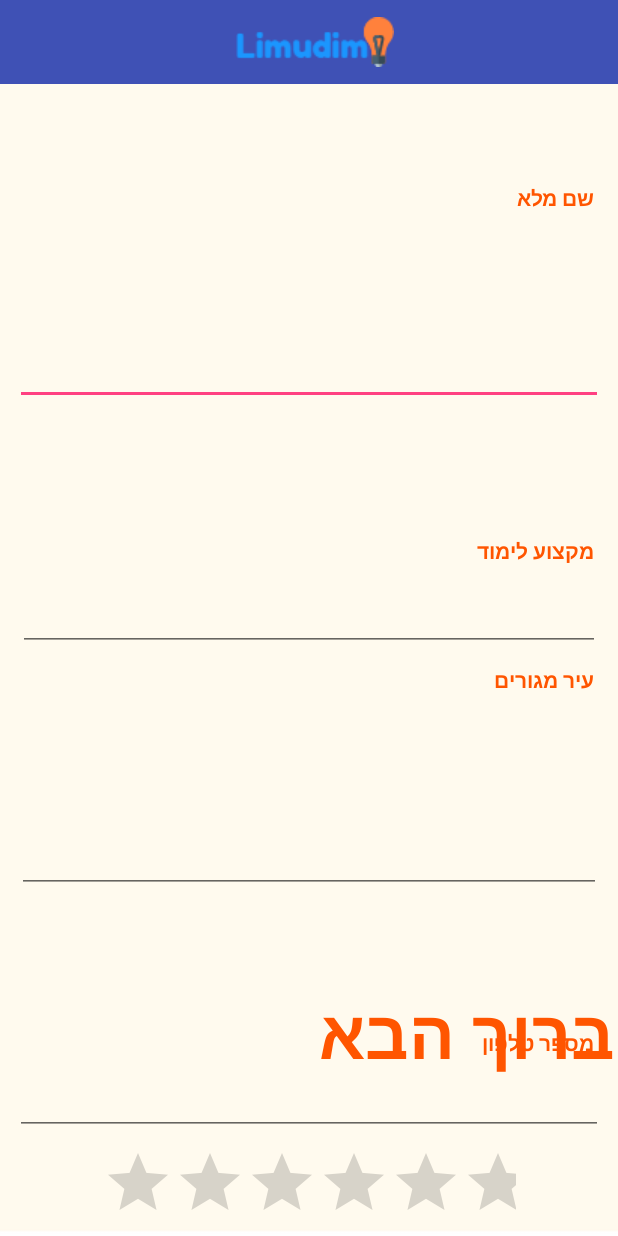
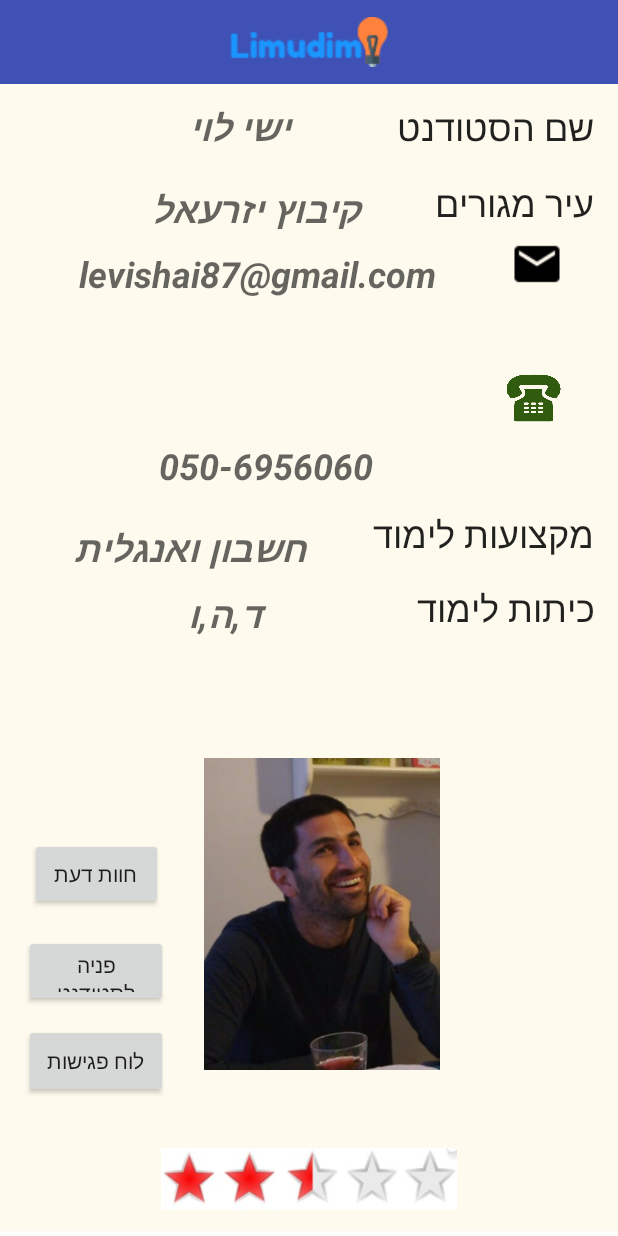
Before and after one commit to kadibibas/Limodim, an Android app: the User screen opened directly, with no data from a screen before it, on a phone screen of 412 x 824 dp. Run offline under Robolectric (Android 15) with nearby library versions, the phone set to English and light mode, and no system bars.

Commit message:
דף פרופיל משתמש

```diff
--- a/app/src/main/java/com/example/kadibibas/limodim/User.java
+++ b/app/src/main/java/com/example/kadibibas/limodim/User.java
@@ -5,6 +5,7 @@ import android.support.v7.app.AppCompatActivity;
 import android.os.Bundle;
 import android.view.Window;
 import android.widget.EditText;
+import android.widget.ImageView;
 import android.widget.TextView;
 
 public class User extends Activity {
@@ -15,6 +16,18 @@ public class User extends Activity {
         requestWindowFeature(Window.FEATURE_NO_TITLE);
         setContentView(R.layout.activity_user);
 
+        ImageView Profilimage=(ImageView) findViewById(R.id.imageView4);
+        Profilimage.setImageResource(R.drawable.ishai);
+
+        ImageView mail=(ImageView) findViewById(R.id.imageView5);
+        mail.setImageResource(R.drawable.ic_email_black_24dp);
+
+        ImageView tel=(ImageView) findViewById(R.id.imageView6);
+        tel.setImageResource(R.drawable.telephone);
+
+        ImageView stars=(ImageView) findViewById(R.id.imageView8);
+        stars.setImageResource(R.drawable.rating2);
+/*
         final EditText etname = (EditText) findViewById(R.id.etname);
         final EditText etphone = (EditText) findViewById(R.id.etphone);
         final EditText etAddress = (EditText) findViewById(R.id.etAddress);
@@ -23,6 +36,7 @@ public class User extends Activity {
         final TextView tvphone = (TextView) findViewById(R.id.tvphone);
         final TextView tvProfession = (TextView) findViewById(R.id.tvProfession);
         final TextView tvAddress = (TextView) findViewById(R.id.tvAddress);
+*/
 
 
     }
--- a/app/src/main/res/layout/activity_user.xml
+++ b/app/src/main/res/layout/activity_user.xml
@@ -5,15 +5,19 @@
     android:layout_width="match_parent"
     android:layout_height="match_parent"
     android:background="@drawable/logo4"
-    tools:context="com.example.kadibibas.limodim.User">
+    tools:context="com.example.kadibibas.limodim.User"
+    tools:layout_editor_absoluteY="25dp"
+    tools:layout_editor_absoluteX="0dp">
 
     <android.support.v7.widget.Toolbar
         android:id="@+id/toolbar"
-        android:layout_width="420dp"
+        android:layout_width="0dp"
         android:layout_height="56dp"
         android:background="?attr/colorPrimary"
         app:popupTheme="@style/AppTheme.PopupOverlay"
         tools:layout_constraintTop_creator="1"
+        tools:layout_constraintRight_creator="1"
+        app:layout_constraintRight_toRightOf="parent"
         tools:layout_constraintLeft_creator="1"
         app:layout_constraintLeft_toLeftOf="parent"
         app:layout_constraintTop_toTopOf="parent">
@@ -31,174 +35,275 @@
         android:id="@+id/tvname"
         android:layout_width="wrap_content"
         android:layout_height="wrap_content"
-        android:text="שם מלא"
-        android:textStyle="bold"
-        android:textColor="#ff5500"
-        tools:layout_constraintTop_creator="1"
-        tools:layout_constraintRight_creator="1"
         android:layout_marginEnd="16dp"
-        app:layout_constraintRight_toRightOf="parent"
-        android:layout_marginTop="122dp"
-        app:layout_constraintTop_toTopOf="parent"
-        android:layout_marginRight="16dp" />
-
-    <EditText
-        android:id="@+id/etname"
-        android:layout_width="0dp"
-        android:layout_height="42dp"
-        android:ems="10"
-        android:inputType="textPersonName"
-        tools:layout_constraintTop_creator="1"
+        android:text="כיתות לימוד"
+        android:textAppearance="@style/TextAppearance.AppCompat.Title"
+        android:textSize="24sp"
         tools:layout_constraintRight_creator="1"
         tools:layout_constraintBottom_creator="1"
-        android:layout_marginStart="10dp"
-        app:layout_constraintBottom_toBottomOf="@+id/tvProfession"
-        android:layout_marginEnd="10dp"
+        app:layout_constraintBottom_toTopOf="@+id/imageView4"
         app:layout_constraintRight_toRightOf="parent"
-        android:layout_marginTop="42dp"
-        tools:layout_constraintLeft_creator="1"
-        android:layout_marginBottom="43dp"
-        app:layout_constraintLeft_toLeftOf="parent"
-        app:layout_constraintTop_toTopOf="@+id/tvname"
-        android:layout_marginLeft="10dp"
-        android:layout_marginRight="10dp" />
-
-    <TextView
-        android:id="@+id/tvProfession"
-        android:layout_width="wrap_content"
-        android:layout_height="wrap_content"
-        android:text="מקצוע לימוד"
-        android:textStyle="bold"
-        android:textColor="#ff5500"
-        tools:layout_constraintBottom_creator="1"
-        tools:layout_constraintRight_creator="1"
-        app:layout_constraintBottom_toTopOf="@+id/etProfession"
-        android:layout_marginEnd="16dp"
-        app:layout_constraintRight_toRightOf="parent"
-        android:layout_marginBottom="13dp"
-        android:layout_marginRight="16dp" />
-
-    <EditText
-        android:id="@+id/etProfession"
-        android:layout_width="0dp"
-        android:layout_height="44dp"
-        android:ems="10"
-        android:inputType="textPersonName"
-        tools:layout_constraintTop_creator="1"
-        tools:layout_constraintRight_creator="1"
-        tools:layout_constraintBottom_creator="1"
-        android:layout_marginStart="12dp"
-        app:layout_constraintBottom_toBottomOf="parent"
-        android:layout_marginEnd="12dp"
-        app:layout_constraintRight_toRightOf="parent"
-        tools:layout_constraintLeft_creator="1"
-        app:layout_constraintLeft_toLeftOf="parent"
-        app:layout_constraintTop_toTopOf="parent"
-        android:layout_marginLeft="12dp"
-        android:layout_marginRight="12dp" />
-
-    <TextView
-        android:id="@+id/tvAddress"
-        android:layout_width="wrap_content"
-        android:layout_height="wrap_content"
-        android:text="עיר מגורים"
-        android:textStyle="bold"
-        android:textColor="#ff5500"
-        tools:layout_constraintTop_creator="1"
-        tools:layout_constraintRight_creator="1"
-        android:layout_marginEnd="16dp"
-        app:layout_constraintRight_toRightOf="parent"
-        android:layout_marginTop="9dp"
-        app:layout_constraintTop_toBottomOf="@+id/etProfession"
-        android:layout_marginRight="16dp" />
-
-    <EditText
-        android:id="@+id/etAddress"
-        android:layout_width="0dp"
-        android:layout_height="45dp"
-        android:ems="10"
-        android:inputType="textPostalAddress"
-        tools:layout_constraintTop_creator="1"
-        tools:layout_constraintRight_creator="1"
-        tools:layout_constraintBottom_creator="1"
-        android:layout_marginStart="11dp"
-        app:layout_constraintBottom_toBottomOf="@+id/etphone"
-        android:layout_marginEnd="11dp"
-        app:layout_constraintRight_toRightOf="parent"
-        android:layout_marginTop="96dp"
-        tools:layout_constraintLeft_creator="1"
-        android:layout_marginBottom="97dp"
-        app:layout_constraintLeft_toLeftOf="parent"
-        app:layout_constraintTop_toTopOf="@+id/etProfession"
-        android:layout_marginLeft="11dp"
-        android:layout_marginRight="11dp" />
-
-    <EditText
-        android:id="@+id/etphone"
-        android:layout_width="0dp"
-        android:layout_height="0dp"
-        android:ems="10"
-        android:inputType="phone"
-        tools:layout_constraintTop_creator="1"
-        tools:layout_constraintRight_creator="1"
-        tools:layout_constraintBottom_creator="1"
-        app:layout_constraintBottom_toTopOf="@+id/ratingBar"
-        android:layout_marginStart="10dp"
-        android:layout_marginEnd="10dp"
-        app:layout_constraintRight_toRightOf="parent"
-        android:layout_marginTop="15dp"
-        app:layout_constraintTop_toBottomOf="@+id/tvphone"
-        tools:layout_constraintLeft_creator="1"
-        android:layout_marginBottom="8dp"
-        app:layout_constraintLeft_toLeftOf="parent"
-        android:layout_marginLeft="10dp"
-        android:layout_marginRight="10dp" />
-
-    <TextView
-        android:id="@+id/tvphone"
-        android:layout_width="wrap_content"
-        android:layout_height="wrap_content"
-        android:text="מספר טלפון"
-        android:textStyle="bold"
-        android:textColor="#ff5500"
-        tools:layout_constraintBottom_creator="1"
-        tools:layout_constraintRight_creator="1"
-        app:layout_constraintBottom_toBottomOf="parent"
-        android:layout_marginEnd="16dp"
-        app:layout_constraintRight_toRightOf="parent"
-        android:layout_marginBottom="119dp"
-        android:layout_marginRight="16dp" />
-
-    <RatingBar
-        android:id="@+id/ratingBar"
-        android:layout_width="0dp"
-        android:layout_height="57dp"
-        tools:layout_constraintRight_creator="1"
-        tools:layout_constraintBottom_creator="1"
-        android:layout_marginStart="68dp"
-        app:layout_constraintBottom_toBottomOf="parent"
-        android:layout_marginEnd="68dp"
-        app:layout_constraintRight_toRightOf="parent"
-        tools:layout_constraintLeft_creator="1"
-        android:layout_marginBottom="2dp"
-        app:layout_constraintLeft_toLeftOf="parent"
-        android:layout_marginLeft="68dp"
-        android:layout_marginRight="68dp" />
+        android:layout_marginBottom="10dp" />
 
     <TextView
         android:id="@+id/textView4"
         android:layout_width="wrap_content"
         android:layout_height="wrap_content"
-        android:text="ברוך הבא"
-        android:textStyle="bold"
-        android:textColor="#ff5500"
-        android:textAppearance="@style/TextAppearance.AppCompat.Display2"
+        android:layout_marginEnd="16dp"
+        android:text="מקצועות לימוד"
+        android:textAppearance="@style/TextAppearance.AppCompat.Title"
+        android:textSize="24sp"
+        tools:layout_constraintRight_creator="1"
+        tools:layout_constraintBottom_creator="1"
+        app:layout_constraintBottom_toTopOf="@+id/tvname"
+        app:layout_constraintRight_toRightOf="parent"
+        android:layout_marginBottom="16dp" />
+
+    <TextView
+        android:id="@+id/textView24"
+        android:layout_width="wrap_content"
+        android:layout_height="wrap_content"
+        android:layout_marginEnd="16dp"
+        android:text="עיר מגורים"
+        android:textAppearance="@style/TextAppearance.AppCompat.Title"
+        android:textSize="24sp"
         tools:layout_constraintTop_creator="1"
         tools:layout_constraintRight_creator="1"
-        android:layout_marginEnd="3dp"
         app:layout_constraintRight_toRightOf="parent"
-        android:layout_marginTop="601dp"
+        android:layout_marginTop="17dp"
+        app:layout_constraintTop_toBottomOf="@+id/textView23" />
+
+    <TextView
+        android:id="@+id/textView23"
+        android:layout_width="wrap_content"
+        android:layout_height="wrap_content"
+        android:layout_marginEnd="16dp"
+        android:text="שם הסטודנט"
+        android:textAppearance="@style/TextAppearance.AppCompat.Title"
+        android:textSize="24sp"
+        tools:layout_constraintTop_creator="1"
+        tools:layout_constraintRight_creator="1"
+        app:layout_constraintRight_toRightOf="parent"
+        android:layout_marginTop="12dp"
+        app:layout_constraintTop_toBottomOf="@+id/toolbar" />
+
+    <TextView
+        android:id="@+id/tvname1"
+        android:layout_width="129dp"
+        android:layout_height="39dp"
+        android:text="ד,ה,ו"
+        android:textAlignment="center"
+        android:textAllCaps="false"
+        android:textAppearance="@style/TextAppearance.AppCompat.Medium"
+        android:textSize="24sp"
+        android:textStyle="bold|italic"
+        app:layout_constraintBottom_toBottomOf="parent"
+        app:layout_constraintRight_toRightOf="@+id/textView13"
+        app:layout_constraintTop_toTopOf="parent"
+        tools:layout_constraintBottom_creator="1"
+        tools:layout_constraintRight_creator="1"
+        tools:layout_constraintTop_creator="1" />
+
+
+    <TextView
+        android:id="@+id/textView13"
+        android:layout_width="175dp"
+        android:layout_height="32dp"
+        android:layout_marginStart="39dp"
+        android:text="חשבון ואנגלית"
+        android:textAlignment="center"
+        android:textAllCaps="false"
+        android:textAppearance="@style/TextAppearance.AppCompat.Medium"
+        android:textSize="24sp"
+        android:textStyle="bold|italic"
+        tools:layout_constraintBottom_creator="1"
+        tools:layout_constraintLeft_creator="1"
+        tools:layout_constraintTop_creator="1"
+        app:layout_constraintBottom_toBottomOf="@+id/button5"
+        android:layout_marginTop="148dp"
+        android:layout_marginBottom="148dp"
+        app:layout_constraintLeft_toLeftOf="parent"
+        app:layout_constraintTop_toTopOf="@+id/textView27" />
+
+    <TextView
+        android:id="@+id/textView28"
+        android:layout_width="wrap_content"
+        android:layout_height="wrap_content"
+        android:text="050-6956060"
+        android:textAlignment="viewEnd"
+        android:textAllCaps="false"
+        android:textAppearance="@style/TextAppearance.AppCompat.Medium"
+        android:textSize="24sp"
+        android:textStyle="bold|italic"
+        tools:layout_constraintRight_creator="1"
+        tools:layout_constraintBottom_creator="1"
+        app:layout_constraintRight_toLeftOf="@+id/textView4"
+        app:layout_constraintBottom_toTopOf="@+id/textView13"
+        android:layout_marginBottom="22dp" />
+
+    <TextView
+        android:id="@+id/textView29"
+        android:layout_width="wrap_content"
+        android:layout_height="wrap_content"
+        android:text="levishai87@gmail.com"
+        android:textAlignment="viewEnd"
+        android:textAllCaps="false"
+        android:textAppearance="@style/TextAppearance.AppCompat.Medium"
+        android:textSize="24sp"
+        android:textStyle="bold|italic"
+        app:layout_constraintRight_toLeftOf="@+id/textView24"
+        tools:layout_constraintTop_creator="1"
+        tools:layout_constraintRight_creator="1"
+        android:layout_marginTop="14dp"
+        app:layout_constraintTop_toBottomOf="@+id/textView24" />
+
+    <TextView
+        android:id="@+id/textView27"
+        android:layout_width="171dp"
+        android:layout_height="30dp"
+        android:layout_marginBottom="13dp"
+        android:layout_marginEnd="8dp"
+        android:text="קיבוץ יזרעאל"
+        android:textAlignment="center"
+        android:textAllCaps="false"
+        android:textAppearance="@style/TextAppearance.AppCompat.Medium"
+        android:textSize="24sp"
+        android:textStyle="bold|italic"
+        app:layout_constraintBottom_toTopOf="@+id/textView29"
+        app:layout_constraintRight_toLeftOf="@+id/textView23"
+        tools:layout_constraintBottom_creator="1"
+        tools:layout_constraintRight_creator="1"
+        android:layout_marginRight="8dp" />
+
+    <TextView
+        android:id="@+id/textView26"
+        android:layout_width="126dp"
+        android:layout_height="29dp"
+        android:layout_marginEnd="33dp"
+        android:layout_marginRight="33dp"
+        android:layout_marginTop="12dp"
+        android:text="ישי לוי"
+        android:textAlignment="center"
+        android:textAllCaps="false"
+        android:textAppearance="@style/TextAppearance.AppCompat.Medium"
+        android:textSize="24sp"
+        android:textStyle="bold|italic"
+        app:layout_constraintRight_toRightOf="@+id/textView27"
         app:layout_constraintTop_toBottomOf="@+id/toolbar"
-        android:layout_marginRight="78dp" />
+        tools:layout_constraintRight_creator="1"
+        tools:layout_constraintTop_creator="1" />
+
+    <ImageView
+        android:id="@+id/imageView4"
+        android:layout_width="157dp"
+        android:layout_height="0dp"
+        android:layout_marginBottom="20dp"
+        android:layout_marginTop="39dp"
+        android:contentDescription="תמונת פרופיל"
+        android:scaleType="fitCenter"
+        android:visibility="visible"
+        app:layout_constraintBottom_toBottomOf="@+id/imageView8"
+        app:layout_constraintHorizontal_bias="1.0"
+        app:layout_constraintLeft_toRightOf="@+id/tvname1"
+        app:layout_constraintRight_toRightOf="@+id/tvname1"
+        app:layout_constraintTop_toTopOf="@+id/tvname1"
+        app:layout_constraintVertical_bias="0.0"
+        app:srcCompat="@drawable/ishai"
+        tools:layout_constraintBottom_creator="1"
+        tools:layout_constraintLeft_creator="1"
+        tools:layout_constraintRight_creator="1"
+        tools:layout_constraintTop_creator="1" />
+
+    <ImageView
+        android:id="@+id/imageView5"
+        android:layout_width="wrap_content"
+        android:layout_height="wrap_content"
+        app:srcCompat="@drawable/ic_email_black_24dp"
+        tools:layout_constraintTop_creator="1"
+        android:layout_marginStart="4dp"
+        android:layout_marginTop="6dp"
+        app:layout_constraintTop_toBottomOf="@+id/textView24"
+        tools:layout_constraintLeft_creator="1"
+        app:layout_constraintLeft_toLeftOf="@+id/imageView6" />
+
+    <ImageView
+        android:id="@+id/imageView6"
+        android:layout_width="39dp"
+        android:layout_height="36dp"
+        app:srcCompat="@drawable/telephone"
+        tools:layout_constraintTop_creator="1"
+        tools:layout_constraintRight_creator="1"
+        tools:layout_constraintBottom_creator="1"
+        android:layout_marginStart="21dp"
+        android:layout_marginEnd="21dp"
+        tools:layout_constraintLeft_creator="1"
+        app:layout_constraintBottom_toBottomOf="@+id/textView4"
+        app:layout_constraintRight_toRightOf="@+id/textView24"
+        android:layout_marginTop="56dp"
+        android:layout_marginBottom="55dp"
+        app:layout_constraintTop_toTopOf="@+id/imageView5"
+        app:layout_constraintLeft_toRightOf="@+id/imageView8" />
+
+    <Button
+        android:id="@+id/button3"
+        style="@style/com_facebook_button"
+        android:layout_width="0dp"
+        android:layout_height="48dp"
+        android:text="פניה לסטודנט"
+        tools:layout_constraintRight_creator="1"
+        tools:layout_constraintLeft_creator="1"
+        app:layout_constraintRight_toLeftOf="@+id/imageView4"
+        tools:layout_constraintBottom_creator="1"
+        app:layout_constraintBottom_toTopOf="@+id/button4"
+        android:layout_marginStart="16dp"
+        android:layout_marginEnd="24dp"
+        android:layout_marginBottom="11dp"
+        app:layout_constraintLeft_toLeftOf="parent" />
+
+    <Button
+        android:id="@+id/button4"
+        style="@style/com_facebook_button"
+        android:layout_width="0dp"
+        android:layout_height="49dp"
+        android:layout_marginBottom="92dp"
+        android:text="לוח פגישות"
+        app:layout_constraintBottom_toBottomOf="parent"
+        tools:layout_constraintBottom_creator="1"
+        tools:layout_constraintLeft_creator="1"
+        tools:layout_constraintRight_creator="1"
+        app:layout_constraintRight_toRightOf="@+id/button3"
+        app:layout_constraintLeft_toLeftOf="@+id/button3" />
+
+    <Button
+        android:id="@+id/button5"
+        style="@style/com_facebook_button"
+        android:layout_width="0dp"
+        android:layout_height="48dp"
+        android:layout_marginBottom="217dp"
+        android:layout_marginEnd="27dp"
+        android:layout_marginStart="20dp"
+        android:text="חוות דעת"
+        app:layout_constraintBottom_toBottomOf="parent"
+        app:layout_constraintLeft_toLeftOf="parent"
+        app:layout_constraintRight_toLeftOf="@+id/imageView4"
+        tools:layout_constraintBottom_creator="1"
+        tools:layout_constraintLeft_creator="1"
+        tools:layout_constraintRight_creator="1"
+        app:layout_constraintHorizontal_bias="0.347" />
+
+    <ImageView
+        android:id="@+id/imageView8"
+        android:layout_width="217dp"
+        android:layout_height="41dp"
+        android:layout_marginBottom="17dp"
+        android:visibility="visible"
+        app:layout_constraintBottom_toBottomOf="parent"
+        app:layout_constraintLeft_toLeftOf="parent"
+        app:layout_constraintRight_toRightOf="parent"
+        app:srcCompat="@drawable/rating2"
+        tools:layout_constraintBottom_creator="1"
+        tools:layout_constraintLeft_creator="1"
+        tools:layout_constraintRight_creator="1" />
+
 
 </android.support.constraint.ConstraintLayout>
```
Also changed, not shown: app/src/main/res/drawable/ishai.png (added), app/src/main/res/drawable/rating.png (added), app/src/main/res/drawable/rating2.png (added).
